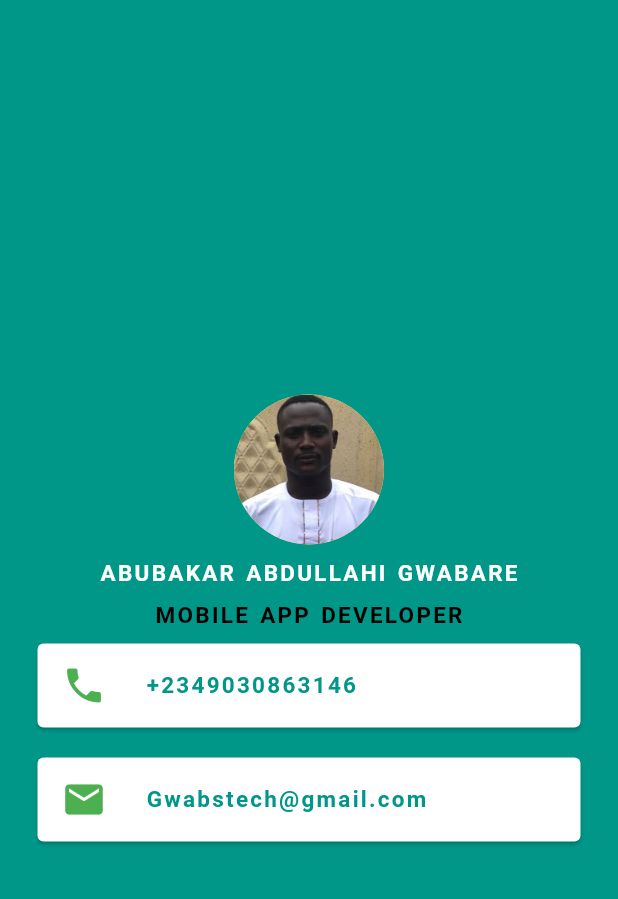
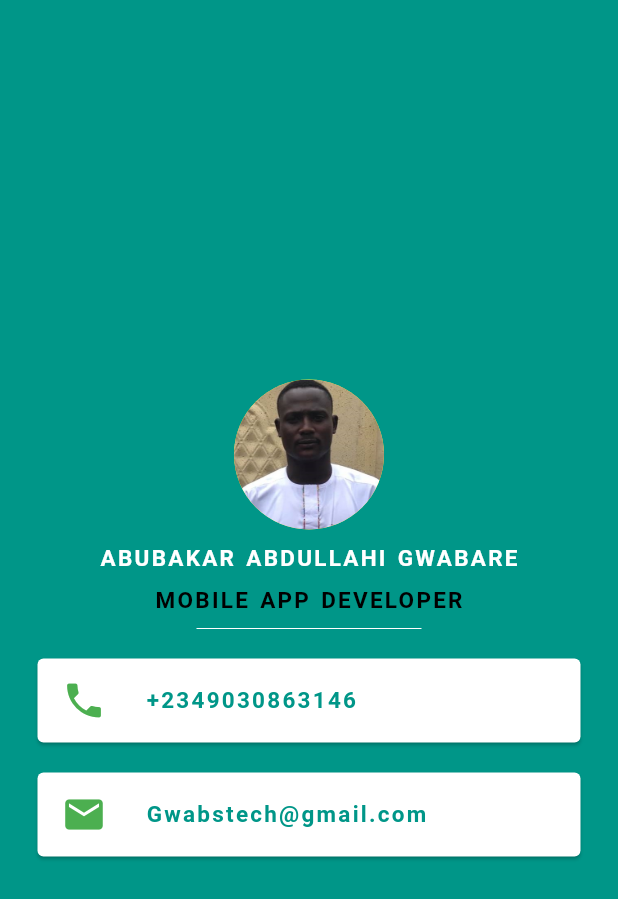
Before and after one commit to gwabstech/Mi-Card, a Flutter app: the screen it shows after launch, on a phone screen of 412 x 824 dp. Shown: the top 899 px of the screen. Run offline on Flutter 3.47's test engine with Material 2 defaults, Android fonts, the phone set to English and light mode, and no system bars; Roboto replaces fonts that are missing (Koulen).

Commit message:
hotizontal line added

```diff
--- a/lib/main.dart
+++ b/lib/main.dart
@@ -50,6 +50,13 @@ class MyApp extends StatelessWidget {
                 wordSpacing: 1.5,
               ),
             ),
+            SizedBox(
+              width: 150.0,
+              height: 20.0,
+              child: Divider(
+                color: Colors.white,
+              ),
+            ),
             Card(
               color: Colors.white,
               margin: EdgeInsets.symmetric(vertical: 10.0, horizontal: 25.0),
```
